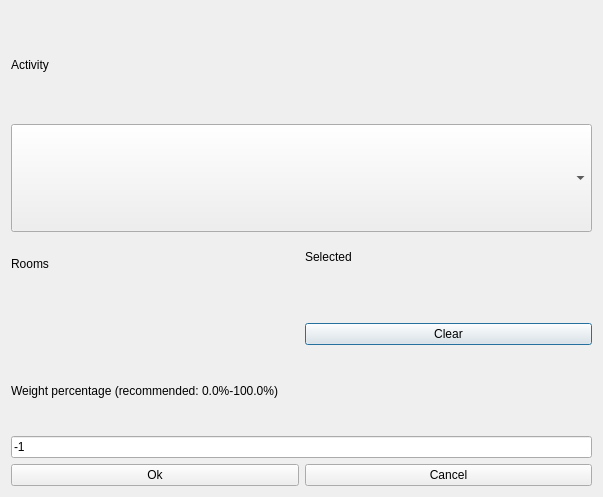
Before: the Qt Designer form src/interface/modifyconstraintactivitypreferredroomsform_template.ui in janLo/FET, drawn with Qt 5.
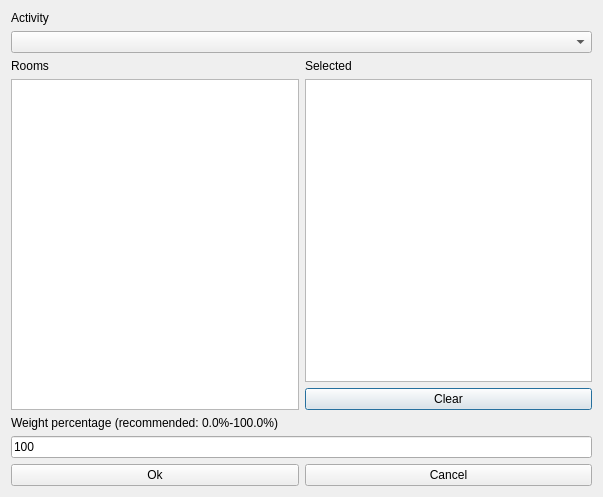
After: the same form once the commit is applied. Custom widgets are drawn as their Qt base class.

```diff
--- a/src/interface/modifyconstraintactivitypreferredroomsform_template.ui
+++ b/src/interface/modifyconstraintactivitypreferredroomsform_template.ui
@@ -25,17 +25,10 @@
     </widget>
    </item>
    <item row="1" column="0" colspan="2">
-    <widget class="QComboBox" name="activitiesComboBox">
-     <property name="maximumSize">
-      <size>
-       <width>32767</width>
-       <height>32767</height>
-      </size>
-     </property>
-    </widget>
+    <widget class="QComboBox" name="activitiesComboBox"/>
    </item>
    <item row="2" column="0">
-    <layout class="QVBoxLayout">
+    <layout class="QVBoxLayout" name="verticalLayout_2">
      <item>
       <widget class="QLabel" name="roomsTextLabel">
        <property name="frameShape">
@@ -53,13 +46,7 @@
       </widget>
      </item>
      <item>
-      <widget class="Q3ListBox" name="roomsListBox">
-       <item>
-        <property name="text">
-         <string>New Item</string>
-        </property>
-       </item>
-      </widget>
+      <widget class="QListWidget" name="roomsListWidget"/>
      </item>
     </layout>
    </item>
@@ -82,13 +69,7 @@
       </widget>
      </item>
      <item>
-      <widget class="Q3ListBox" name="selectedRoomsListBox">
-       <item>
-        <property name="text">
-         <string>New Item</string>
-        </property>
-       </item>
-      </widget>
+      <widget class="QListWidget" name="selectedRoomsListWidget"/>
      </item>
      <item>
       <widget class="QPushButton" name="clearPushButton">
@@ -120,7 +101,7 @@
      <item>
       <widget class="QLineEdit" name="weightLineEdit">
        <property name="text">
-        <string>-1</string>
+        <string notr="true">100</string>
        </property>
       </widget>
      </item>
@@ -147,27 +128,6 @@
   </layout>
  </widget>
  <layoutdefault spacing="6" margin="11"/>
- <customwidgets>
-  <customwidget>
-   <class>Q3Frame</class>
-   <extends>QFrame</extends>
-   <header>Qt3Support/Q3Frame</header>
-   <container>1</container>
-  </customwidget>
-  <customwidget>
-   <class>Q3ListBox</class>
-   <extends>Q3Frame</extends>
-   <header>q3listbox.h</header>
-  </customwidget>
- </customwidgets>
- <tabstops>
-  <tabstop>activitiesComboBox</tabstop>
-  <tabstop>roomsListBox</tabstop>
-  <tabstop>selectedRoomsListBox</tabstop>
-  <tabstop>weightLineEdit</tabstop>
-  <tabstop>okPushButton</tabstop>
-  <tabstop>cancelPushButton</tabstop>
- </tabstops>
  <resources/>
  <connections/>
 </ui>
```
